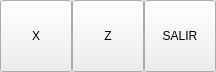
eboladev/Bulmages-1, file bulmages/bulmatpv/plugins/pluginbt_controlcaja/adminbase.ui: the form before one commit.
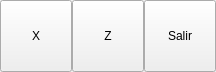
The form after the commit. Icons and pictures are not drawn.

```diff
--- a/bulmages/bulmatpv/plugins/pluginbt_controlcaja/adminbase.ui
+++ b/bulmages/bulmatpv/plugins/pluginbt_controlcaja/adminbase.ui
@@ -89,8 +89,21 @@
      <property name="focusPolicy" >
       <enum>Qt::NoFocus</enum>
      </property>
-     <property name="text" >
-      <string>SALIR</string>
+     <property name="text">
+      <string>Salir</string>
+     </property>
+     <property name="icon">
+      <iconset resource="../../../bulmages.qrc">
+       <normaloff>:/Images/edit-delete.png</normaloff>:/Images/edit-delete.png</iconset>
+     </property>
+     <property name="iconSize">
+      <size>
+       <width>32</width>
+       <height>32</height>
+      </size>
+     </property>
+     <property name="toolButtonStyle">
+      <enum>Qt::ToolButtonTextUnderIcon</enum>
      </property>
     </widget>
    </item>
```
Left out of the diff: 82 changed lines with no effect on the pictures.
